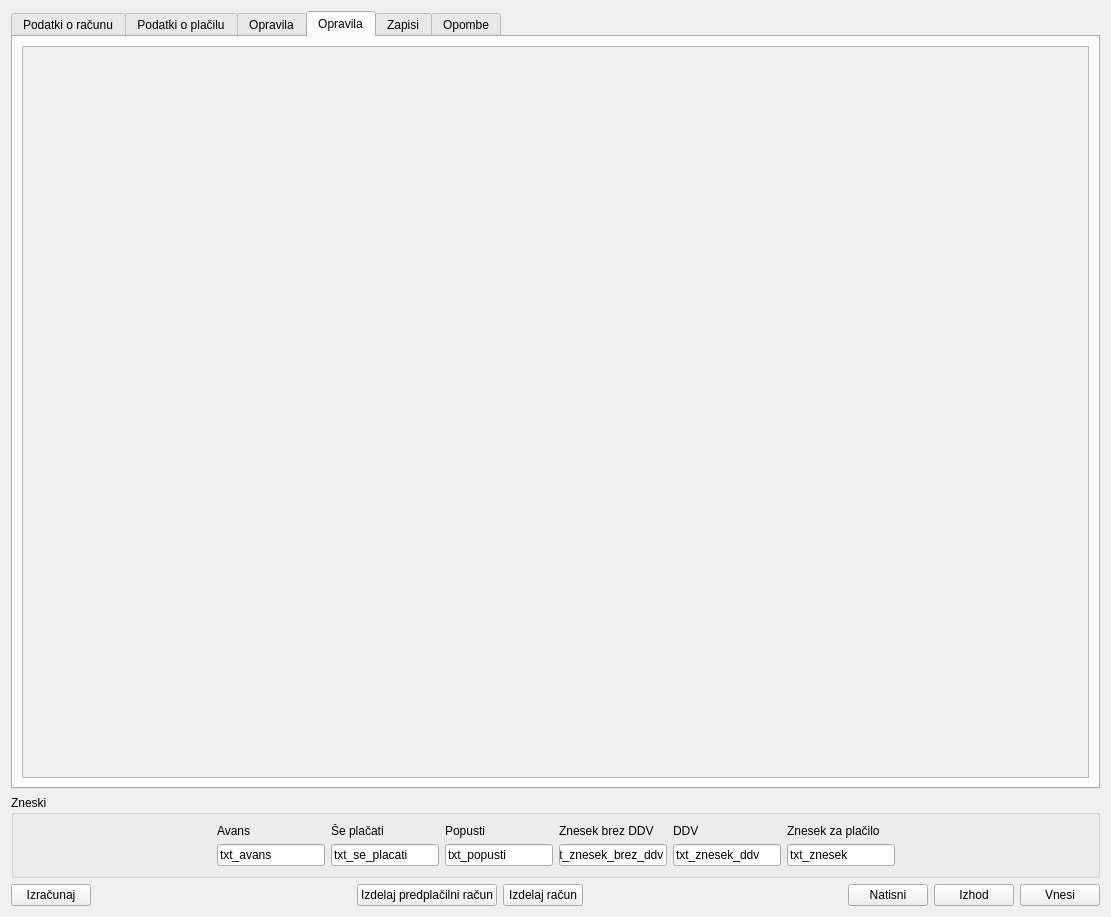
Qt form racun.ui (bubi-luka/BubiRacun) before a commit.
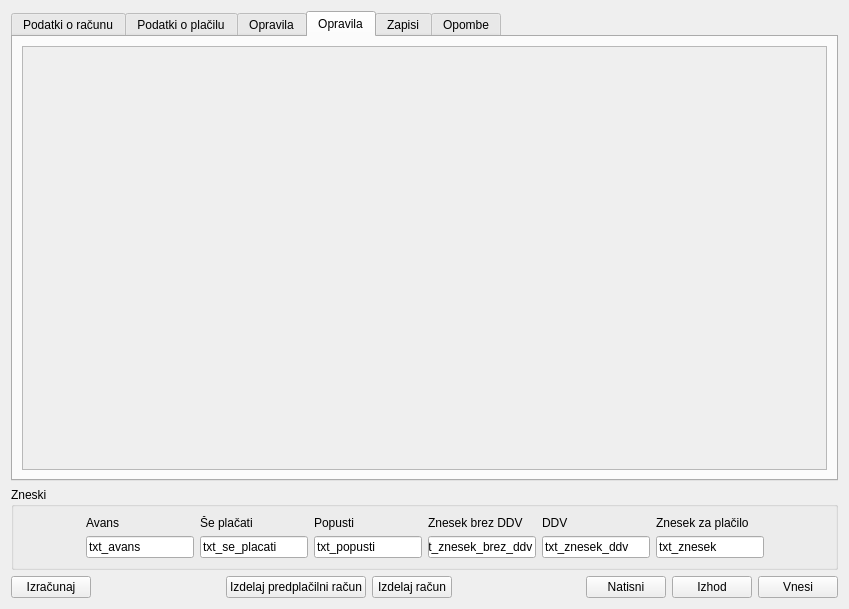
The same form after that commit. The open tabs and pages were chosen to show the change. Icons and pictures are not drawn.

Commit message:
ZMANJŠANJE VELIKOSTI OKNA
closes #158

The edit to the form file:
```diff
--- a/racun.ui
+++ b/racun.ui
@@ -9,8 +9,8 @@
    <rect>
     <x>0</x>
     <y>0</y>
-    <width>1111</width>
-    <height>917</height>
+    <width>849</width>
+    <height>609</height>
    </rect>
   </property>
   <property name="windowTitle">
@@ -994,8 +994,8 @@
            <rect>
             <x>0</x>
             <y>0</y>
-            <width>1069</width>
-            <height>728</height>
+            <width>807</width>
+            <height>420</height>
            </rect>
           </property>
          </widget>
```
Left out of the diff: 2 changed lines with no effect on the pictures.
